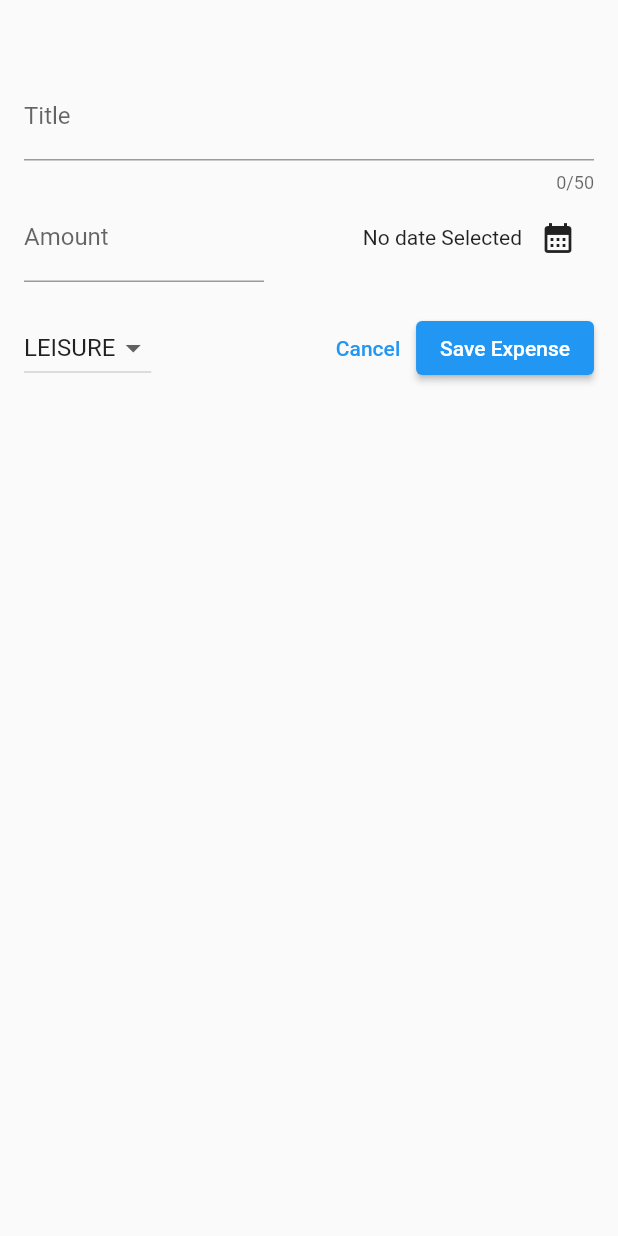
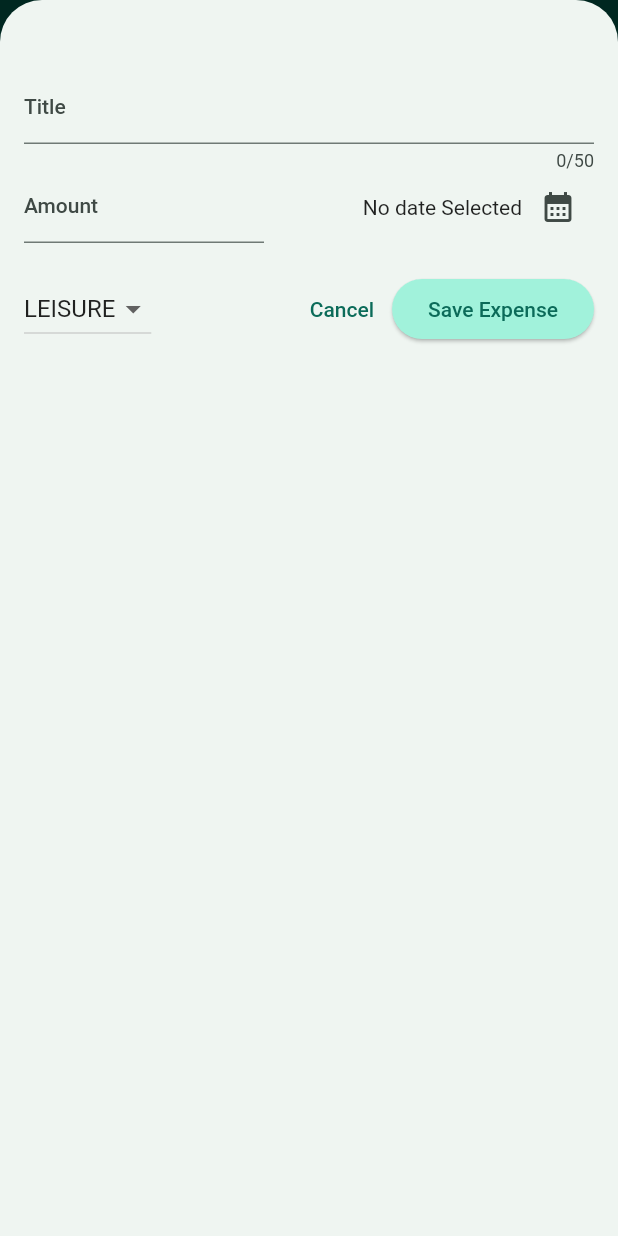
Before and after one commit to ajaypoly/Expenses-app, a Flutter app: the screen it shows after launch, after a tap on the "add" icon, on a phone screen of 412 x 824 dp. Run offline on Flutter 3.47's test engine with Material 2 defaults, Android fonts, the phone set to English and light mode, and no system bars.

Commit message:
added theme to the app

```diff
--- a/lib/main.dart
+++ b/lib/main.dart
@@ -1,14 +1,37 @@
-
-
-
 import 'package:expense_app/expenses.dart';
 import 'package:flutter/material.dart';
 
-void main(){
-  runApp(
-   const MaterialApp(
-    // theme: ThemeData(useMaterial3: true),
-      home: Expenses() ,
-    )
-  );
+var kColorScheme = ColorScheme.fromSeed(
+  seedColor: const Color.fromARGB(205, 8, 194, 163),
+);
+void main() {
+  runApp(MaterialApp(
+    debugShowCheckedModeBanner: false,
+    theme: ThemeData().copyWith(
+        useMaterial3: true,
+        colorScheme: kColorScheme,
+        appBarTheme: const AppBarTheme().copyWith(
+            backgroundColor: kColorScheme.onPrimaryContainer,
+            foregroundColor: kColorScheme.primaryContainer,
+            centerTitle: true,
+            elevation: 8),
+        cardTheme: const CardTheme().copyWith(
+          color: kColorScheme.secondaryContainer,
+          margin: const EdgeInsets.symmetric(
+            horizontal: 16,
+            vertical: 8,
+          ),
+        ),
+        elevatedButtonTheme: ElevatedButtonThemeData(
+          style: ElevatedButton.styleFrom(
+              backgroundColor: kColorScheme.primaryContainer),
+        ),
+        textTheme: ThemeData().textTheme.copyWith(
+                titleLarge: TextStyle(
+              fontWeight: FontWeight.bold,
+              color: kColorScheme.onSecondaryContainer,
+              fontSize: 16,
+            ))),
+    home: const Expenses(),
+  ));
 }
--- a/lib/widgets/expense_list/expense_item.dart
+++ b/lib/widgets/expense_list/expense_item.dart
@@ -15,8 +15,12 @@ class ExpenseItem extends StatelessWidget {
           vertical: 16,
         ),
         child: Column(
+          crossAxisAlignment: CrossAxisAlignment.start,
           children: [
-            Text(expense.title),
+            Text(
+              expense.title,
+              style: Theme.of(context).textTheme.titleLarge,
+            ),
             const SizedBox(
               height: 4,
             ),
--- a/lib/widgets/expense_list/expenses_list.dart
+++ b/lib/widgets/expense_list/expenses_list.dart
@@ -17,6 +17,13 @@ class ExpensesList extends StatelessWidget {
     return ListView.builder(
       itemCount: expenses.length,
       itemBuilder: (context, index) => Dismissible(
+        background: Container(
+          margin: const EdgeInsets.symmetric(
+            horizontal: 16,
+            vertical: 8,
+          ),
+          color: Theme.of(context).colorScheme.onPrimaryContainer.withOpacity(.7),
+        ),
         key: ValueKey(
           expenses[index],
         ),
```
Also changed, not shown: lib/expenses.dart (+12 -8 lines).
